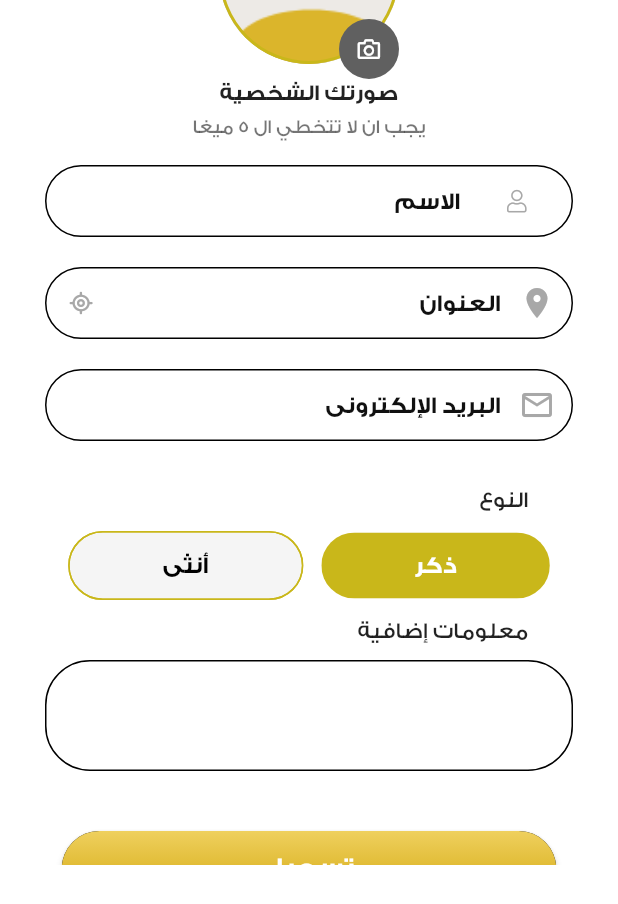
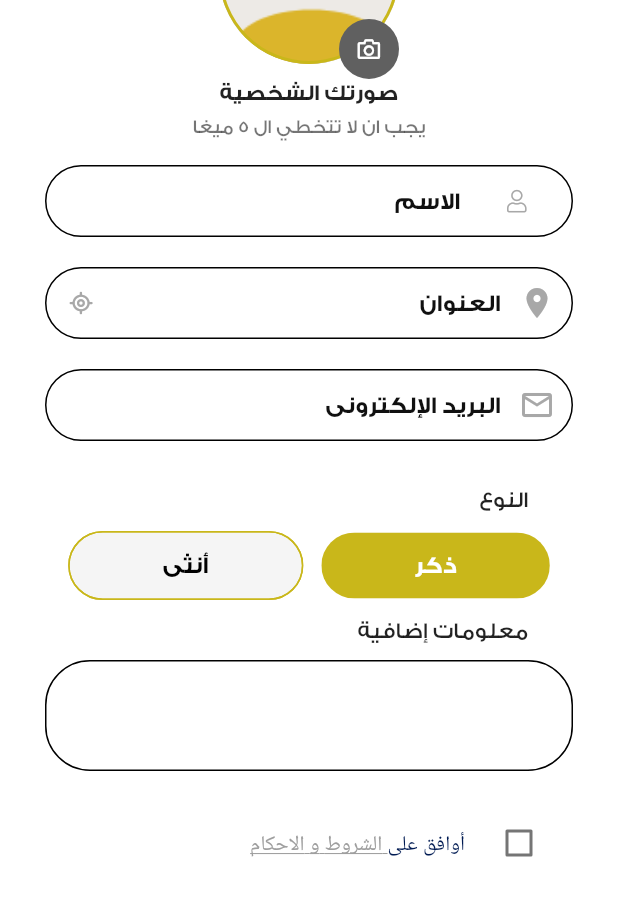
Before and after one commit to MostafaKhalile/wareef, a Flutter app: the RegstrationBody widget shown alone on an empty page, opened directly, on a phone screen of 412 x 824 dp. Shown: the top 904 px of the screen. Run offline on Flutter 3.47's test engine with Material 2 defaults, Android fonts, the phone set to English and light mode, and no system bars; our stand-ins replace bloc, dio, equatable, flutter_bloc, get_it, image_picker and 1 more; missing offline and left inert: flutter_verification_code; accounts and stored records are empty.

Commit message:
BugFix: add terms and conditions Checkbox to registration screen

```diff
--- a/assets/i18n/ar.json
+++ b/assets/i18n/ar.json
@@ -19,7 +19,8 @@
         "right_code": "الكود صحيح"
     },
     "errorMessages": {
-        "wrong_code": "الكود الذى أدخلته غير صحيح"
+        "wrong_code": "الكود الذى أدخلته غير صحيح",
+        "you_should_agree_conditions": "يجب أن توافق على الشروط والأحكام"
     },
     "onboarding": {
         "add_you_offer": "اضف عرضك",
@@ -34,8 +35,10 @@
         "we_will_send_verify_code": "سنرسل لك رمز التفعيل لتوثيق الحساب",
         "by_tap_login_I_confirm_that": "من خلال الضغط علي التالي أوكد أني قرأت ووافقت علي",
         "conditions_and_terms": " \nشروط و احكام ",
+        "the_conditions_and_the_terms": " الشروط و الاحكام ",
         "inaddition_to": "خدمة وريف  بالإضافة الي",
-        "privacy_policy": " سياسة الخصوصية "
+        "privacy_policy": " سياسة الخصوصية ",
+        "I_agree": "أوافق على"
     },
     "registrationScreen": {
         "photo_gallery": "معرض الصور",
--- a/lib/src/screens/registration/components/regstration_body.dart
+++ b/lib/src/screens/registration/components/regstration_body.dart
@@ -1,6 +1,8 @@
+import 'package:flutter/gestures.dart';
 import 'package:flutter/material.dart';
 import 'package:wareef/src/config/Colors/colors.dart';
 import 'package:wareef/src/config/localization/app_localizations_delegates.dart';
+import 'package:wareef/src/core/utils/custom_snackbar.dart';
 import 'package:wareef/src/core/utils/keyboard_unit.dart';
 import 'package:wareef/src/core/utils/size_config.dart';
 import 'package:wareef/src/core/utils/validation.dart';
@@ -29,6 +31,8 @@ class _RegstrationBodyState extends State<RegstrationBody> {
   final TextEditingController _addressController = TextEditingController();
   final TextEditingController _additionalInfoController =
       TextEditingController();
+
+  bool? agreement = false;
 
   @override
   Widget build(BuildContext context) {
@@ -139,6 +143,45 @@ class _RegstrationBodyState extends State<RegstrationBody> {
                         keyboardType: TextInputType.multiline,
                         maxLines: 3,
                       ),
+                      Center(
+                        child: CheckboxListTile(
+                          controlAffinity: ListTileControlAffinity.leading,
+                          activeColor: AppColors.kPrimaryColor,
+                          title: RichText(
+                            text: TextSpan(
+                              style: const TextStyle(
+                                  fontFamily: "GESSTwo",
+                                  color: AppColors.kDarkTextColor,
+                                  height: 1.5),
+                              children: [
+                                TextSpan(
+                                  text: _language.translate(
+                                      "mobileLogin", "I_agree")!,
+                                  style: const TextStyle(
+                                      color: AppColors.kDarkTextColor),
+                                ),
+                                TextSpan(
+                                  text: _language.translate("mobileLogin",
+                                      "the_conditions_and_the_terms")!,
+                                  style: const TextStyle(
+                                      decoration: TextDecoration.underline,
+                                      color: AppColors.kTextGreyColor),
+                                  recognizer: TapGestureRecognizer()
+                                    ..onTap = () {
+                                      print("link");
+                                    },
+                                ),
+                              ],
+                            ),
+                          ),
+                          onChanged: (value) {
+                            setState(() {
+                              agreement = value;
+                            });
+                          },
+                          value: agreement,
+                        ),
+                      ),
                       Padding(
                         padding: const EdgeInsets.symmetric(vertical: 20),
                         child: GradientButton(
@@ -147,16 +190,23 @@ class _RegstrationBodyState extends State<RegstrationBody> {
                           height: 50,
                           radius: 30,
                           onButtonTap: () {
-                            if (_regstrationFormKey.currentState!.validate()) {
-                              KeyboardUtil.hideKeyboard(context);
-                              ScaffoldMessenger.of(context).showSnackBar(
-                                SnackBar(
-                                    backgroundColor: AppColors.kGreenColor,
-                                    content: Text(_language.translate(
-                                        "confirmations", "confirmed_info")!)),
-                              );
-                              Navigator.pushNamed(
-                                  context, RegistrationScreen.routeName);
+                            if (agreement!) {
+                              if (_regstrationFormKey.currentState!
+                                  .validate()) {
+                                KeyboardUtil.hideKeyboard(context);
+
+                                Snackbar().showConfirmSnackBar(
+                                    context,
+                                    _language.translate(
+                                        "confirmations", "confirmed_info")!);
+                                // Navigator.pushNamed(
+                                //     context, RegistrationScreen.routeName);
+                              }
+                            } else {
+                              Snackbar().showErrorSnackBar(
+                                  context,
+                                  _language.translate("errorMessages",
+                                      "you_should_agree_conditions")!);
                             }
                           },
                           width: SizeConfig.screenWidth * .8,
```
